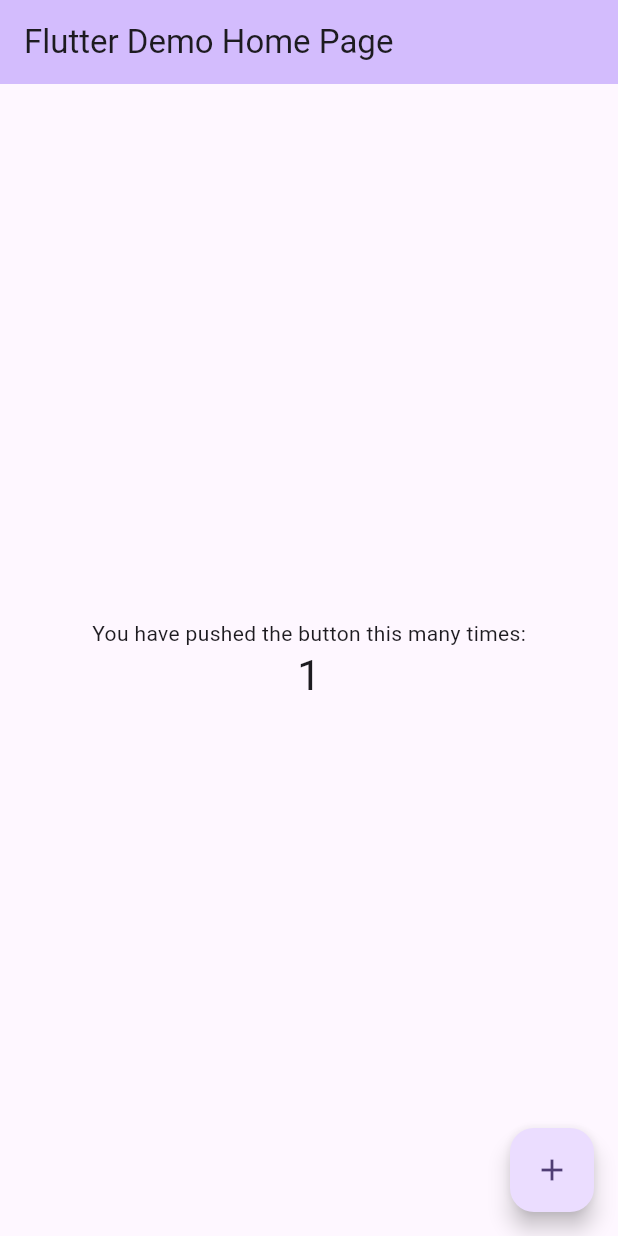
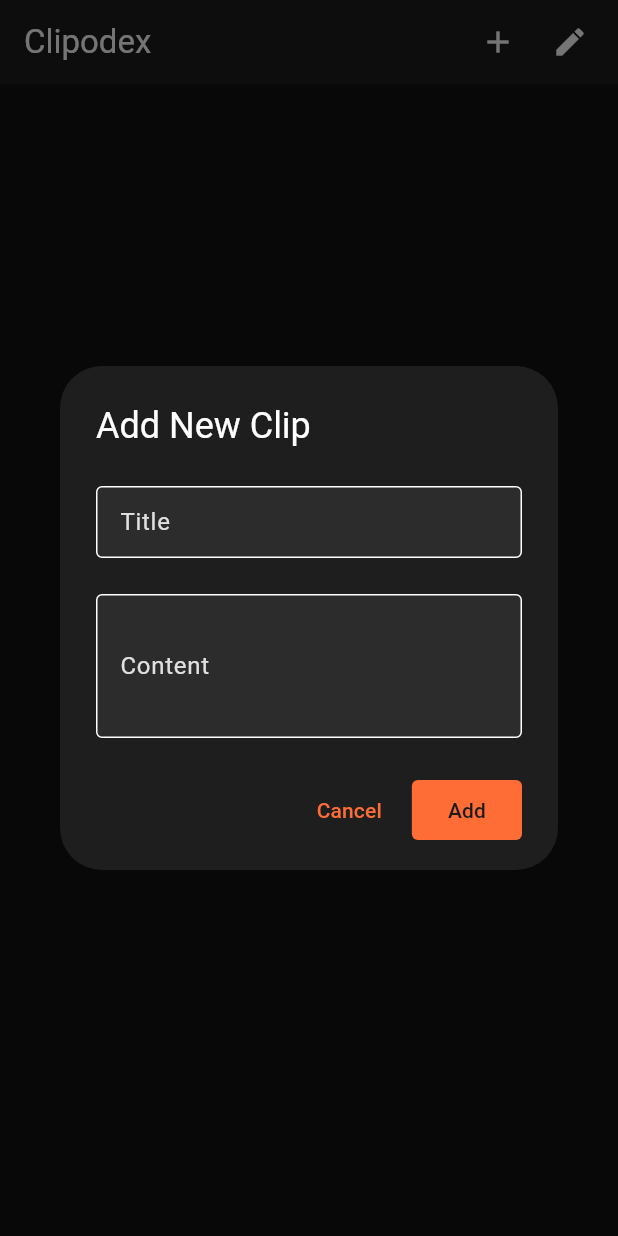
Before and after one commit to kaling852/clipodex, a Flutter app: the screen it shows after launch, after a tap on the "add" icon, on a phone screen of 412 x 824 dp. Run offline on Flutter 3.47's test engine with Material 3 defaults, Android fonts, the light colour scheme and no system bars; missing offline and left inert: sqlite3.

Commit message:
add CURD function

```diff
--- /dev/null
+++ b/lib/data/database_helper.dart
@@ -0,0 +1,79 @@
+import 'package:sqlite3/sqlite3.dart';
+import 'package:path_provider/path_provider.dart';
+import 'package:path/path.dart' as p;
+
+class ClipItem {
+  final String id;
+  final String title;
+  final String content;
+  final DateTime createdAt;
+
+  ClipItem({
+    required this.id,
+    required this.title,
+    required this.content,
+    DateTime? createdAt,
+  }) : createdAt = createdAt ?? DateTime.now();
+}
+
+class DatabaseHelper {
+  static Database? _db;
+
+  Future<Database> get database async {
+    if (_db != null) return _db!;
+    _db = await _initDatabase();
+    return _db!;
+  }
+
+  Future<Database> _initDatabase() async {
+    final directory = await getApplicationDocumentsDirectory();
+    final path = p.join(directory.path, 'clipodex.db');
+
+    final db = sqlite3.open(path);
+
+    // Create tables if they don't exist
+    db.execute('''
+      CREATE TABLE IF NOT EXISTS clips (
+        id TEXT PRIMARY KEY,
+        title TEXT NOT NULL,
+        content TEXT NOT NULL,
+        created_at TEXT NOT NULL
+      )
+    ''');
+
+    return db;
+  }
+
+  Future<void> insertClip(ClipItem clip) async {
+    final db = await database;
+    db.execute(
+      'INSERT INTO clips (id, title, content, created_at) VALUES (?, ?, ?, ?)',
+      [clip.id, clip.title, clip.content, clip.createdAt.toIso8601String()],
+    );
+  }
+
+  Future<List<ClipItem>> getAllClips() async {
+    final db = await database;
+    final results = db.select('SELECT * FROM clips ORDER BY created_at DESC');
+
+    return results.map((row) => ClipItem(
+      id: row['id'] as String,
+      title: row['title'] as String,
+      content: row['content'] as String,
+      createdAt: DateTime.parse(row['created_at'] as String),
+    )).toList();
+  }
+
+  Future<void> deleteClip(String id) async {
+    final db = await database;
+    db.execute('DELETE FROM clips WHERE id = ?', [id]);
+  }
+
+  Future<void> updateClip(ClipItem clip) async {
+    final db = await database;
+    db.execute(
+      'UPDATE clips SET title = ?, content = ? WHERE id = ?',
+      [clip.title, clip.content, clip.id]
+    );
+  }
+}
--- a/lib/main.dart
+++ b/lib/main.dart
@@ -1,4 +1,6 @@
 import 'package:flutter/material.dart';
+import 'screens/home_screen.dart';
+import 'theme/app_colors.dart';
 
 void main() {
   runApp(const MyApp());
@@ -11,27 +13,10 @@
   @override
   Widget build(BuildContext context) {
     return MaterialApp(
-      title: 'Flutter Demo',
-      theme: ThemeData(
-        // This is the theme of your application.
-        //
-        // TRY THIS: Try running your application with "flutter run". You'll see
-        // the application has a purple toolbar. Then, without quitting the app,
-        // try changing the seedColor in the colorScheme below to Colors.green
-        // and then invoke "hot reload" (save your changes or press the "hot
-        // reload" button in a Flutter-supported IDE, or press "r" if you used
-        // the command line to start the app).
-        //
-        // Notice that the counter didn't reset back to zero; the application
-        // state is not lost during the reload. To reset the state, use hot
-        // restart instead.
-        //
-        // This works for code too, not just values: Most code changes can be
-        // tested with just a hot reload.
-        colorScheme: ColorScheme.fromSeed(seedColor: Colors.deepPurple),
-        useMaterial3: true,
-      ),
-      home: const MyHomePage(title: 'Flutter Demo Home Page'),
+      debugShowCheckedModeBanner: false,
+      title: 'Clipodex',
+      theme: AppColors.themeData,
+      home: const HomeScreen(),
     );
   }
 }
--- /dev/null
+++ b/lib/screens/home_screen.dart
@@ -0,0 +1,207 @@
+import 'package:clipodex/theme/app_colors.dart';
+import 'package:flutter/material.dart';
+import 'package:flutter/services.dart';  // Add this import for Clipboard
+import '../data/database_helper.dart';
+
+class HomeScreen extends StatefulWidget {
+  const HomeScreen({super.key});
+
+  @override
+  State<HomeScreen> createState() => _HomeScreenState();
+}
+
+class _HomeScreenState extends State<HomeScreen> {
+  final DatabaseHelper _db = DatabaseHelper();
+  List<ClipItem> _clips = [];
+  bool _isEditing = false;
+
+  @override
+  void initState() {
+    super.initState();
+    _loadClips();
+  }
+
+  Future<void> _loadClips() async {
+    final clips = await _db.getAllClips();
+    setState(() {
+      _clips = clips;
+    });
+  }
+
+  Future<void> _showClipDialog({ClipItem? clip}) async {
+    // If clip is provided, we're editing, otherwise we're adding
+    final bool isEditing = clip != null;
+    final titleController = TextEditingController(text: clip?.title);
+    final contentController = TextEditingController(text: clip?.content);
+
+    return showDialog(
+      context: context,
+      builder: (context) => AlertDialog(
+        title: Text(isEditing ? 'Edit Clip' : 'Add New Clip'),
+        contentPadding: const EdgeInsets.fromLTRB(24, 24, 24, 0),
+        content: SizedBox(
+          width: 400,
+          child: Column(
+            mainAxisSize: MainAxisSize.min,
+            crossAxisAlignment: CrossAxisAlignment.start,
+            children: [
+              TextField(
+                controller: titleController,
+                decoration: const InputDecoration(
+                  labelText: 'Title',
+                  hintText: 'Enter clip title',
+                  isDense: true,
+                ),
+              ),
+              const SizedBox(height: 24),
+              TextField(
+                controller: contentController,
+                decoration: const InputDecoration(
+                  labelText: 'Content',
+                  hintText: 'Enter clip content',
+                  isDense: true,
+                ),
+                maxLines: 3,
+              ),
+            ],
+          ),
+        ),
+        actionsPadding: const EdgeInsets.fromLTRB(24, 24, 24, 16),
+        actions: [
+          TextButton(
+            onPressed: () => Navigator.pop(context),
+            child: const Text('Cancel'),
+          ),
+          FilledButton(
+            onPressed: () async {
+              final title = titleController.text.trim();
+              final content = contentController.text.trim();
+
+              if (title.isNotEmpty && content.isNotEmpty) {
+                final clipData = ClipItem(
+                  id: clip?.id ?? DateTime.now().toString(),
+                  title: title,
+                  content: content,
+                  createdAt: clip?.createdAt ?? DateTime.now(),
+                );
+
+                if (isEditing) {
+                  await _db.updateClip(clipData);
+                } else {
+                  await _db.insertClip(clipData);
+                }
+
+                Navigator.pop(context);
+                _loadClips();
+              }
+            },
+            child: Text(isEditing ? 'Save' : 'Add'),
+          ),
+        ],
+      ),
+    );
+  }
+
+  @override
+  Widget build(BuildContext context) {
+    return Scaffold(
+      extendBodyBehindAppBar: true,
+      appBar: AppBar(
+        title: const Text('Clipodex'),
+        backgroundColor: AppColors.surface.withOpacity(0.9),
+        actions: [
+          // Add button
+          IconButton(
+            icon: const Icon(Icons.add),
+            onPressed: () => _showClipDialog(),
+            tooltip: 'Add New Clip',
+          ),
+          // Edit toggle button
+          IconButton(
+            icon: Icon(_isEditing ? Icons.check : Icons.edit),
+            onPressed: () {
+              setState(() {
+                _isEditing = !_isEditing;
+              });
+            },
+            tooltip: _isEditing ? 'Save' : 'Edit',
+          ),
+          const SizedBox(width: 8), // Add some padding at the end
+        ],
+      ),
+      body: ListView.builder(
+        padding: const EdgeInsets.only(top: kToolbarHeight + 16), // AppBar height + extra space
+        itemCount: _clips.length,
+        itemBuilder: (context, index) {
+          final clip = _clips[index];
+          return Card(
+            margin: const EdgeInsets.symmetric(horizontal: 16, vertical: 8),
+            child: ListTile(
+              title: Text(
+                clip.title,
+                style: Theme.of(context).textTheme.titleMedium,
+              ),
+              subtitle: Text(
+                clip.content,
+                style: Theme.of(context).textTheme.bodyMedium,
+                maxLines: 2,
+                overflow: TextOverflow.ellipsis,
+              ),
+              trailing: Row(
+                mainAxisSize: MainAxisSize.min,
+                children: [
+                  Text(
+                    _formatDate(clip.createdAt),
+                    style: Theme.of(context).textTheme.bodySmall,
+                  ),
+                  if (_isEditing) ...[
+                    const SizedBox(width: 8),
+                    // Edit button
+                    IconButton(
+                      icon: const Icon(Icons.edit_note, size: 20),
+                      onPressed: () => _showClipDialog(clip: clip),
+                      tooltip: 'Edit Clip',
+                    ),
+                    // Delete button
+                    IconButton(
+                      icon: const Icon(Icons.delete, size: 20),
+                      onPressed: () async {
+                        await _db.deleteClip(clip.id);
+                        _loadClips();
+                      },
+                      tooltip: 'Delete Clip',
+                    ),
+                  ],
+                ],
+              ),
+              onTap: () {
+                Clipboard.setData(ClipboardData(text: clip.content));
+                ScaffoldMessenger.of(context).showSnackBar(
+                  SnackBar(
+                    content: Text(
+                      'Copied: ${clip.content.length > 50 ? '${clip.content.substring(0, 50)}...' : clip.content}',
+                      maxLines: 2,
+                      overflow: TextOverflow.ellipsis,
+                    ),
+                    duration: const Duration(seconds: 2),
+                    behavior: SnackBarBehavior.floating,
+                    action: SnackBarAction(
+                      label: 'Dismiss',
+                      onPressed: () {
+                        ScaffoldMessenger.of(context).hideCurrentSnackBar();
+                      },
+                    ),
+                  ),
+                );
+              },
+            ),
+          );
+        },
+      ),
+    );
+  }
+
+  String _formatDate(DateTime date) {
+    return '${date.day}/${date.month}/${date.year} ${date.hour}:${date.minute.toString().padLeft(2, '0')}';
+  }
+}
--- /dev/null
+++ b/lib/theme/app_colors.dart
@@ -0,0 +1,93 @@
+import 'package:flutter/material.dart';
+
+class AppColors {
+  // Primary colors
+  static const Color primaryLight = Color(0xFFFF6D36); // Rolex Explorer II orange
+  static const Color secondaryLight = Color(0xFFFF8D5C); // Lighter shade of the orange
+
+  // Background colors
+  static const Color background = Color(0xFF121212);
+  static const Color surface = Color(0xFF1E1E1E);
+  static const Color inputBackground = Color(0xFF2C2C2C);
+
+  // Text colors
+  static const Color textPrimary = Color(0xFFE0E0E0);    // Less bright white
+  static const Color textSecondary = Color(0xFFB0B0B0);  // Softer secondary text
+  static const Color textContent = Color(0xFFCCCCCC);    // Lighter than secondary for commands
+  static const Color hintText = Colors.grey;
+  static const Color buttonText = Color(0xFF1A1A1A); // Matte black for button text
+
+  // Get the color scheme
+  static ColorScheme get colorScheme => ColorScheme.dark(
+    primary: primaryLight,
+    secondary: secondaryLight,
+    surface: surface,
+    background: background,
+  );
+
+  // Get the theme data
+  static ThemeData get themeData => ThemeData(
+    colorScheme: colorScheme,
+    scaffoldBackgroundColor: background,
+    cardColor: surface,
+    dialogBackgroundColor: surface,
+
+    // Add cursor color
+    textSelectionTheme: TextSelectionThemeData(
+      cursorColor: textSecondary,
+      selectionColor: textSecondary.withOpacity(0.3),
+      selectionHandleColor: textSecondary,
+    ),
+
+    appBarTheme: const AppBarTheme(
+      backgroundColor: surface,
+      elevation: 0,
+    ),
+
+    inputDecorationTheme: InputDecorationTheme(
+      filled: true,
+      fillColor: inputBackground,
+      border: OutlineInputBorder(
+        borderRadius: BorderRadius.circular(4),
+      ),
+      hintStyle: TextStyle(color: hintText),
+      labelStyle: TextStyle(color: textPrimary),
+      floatingLabelStyle: TextStyle(color: textPrimary),
+      focusedBorder: OutlineInputBorder(
+        borderRadius: BorderRadius.circular(4),
+        borderSide: BorderSide(color: textSecondary),
+      ),
+    ),
+
+    textButtonTheme: TextButtonThemeData(
+      style: TextButton.styleFrom(
+        shape: RoundedRectangleBorder(
+          borderRadius: BorderRadius.circular(4),
+        ),
+      ),
+    ),
+
+    filledButtonTheme: FilledButtonThemeData(
+      style: FilledButton.styleFrom(
+        foregroundColor: buttonText, // Using matte black for text
+        shape: RoundedRectangleBorder(
+          borderRadius: BorderRadius.circular(4),
+        ),
+      ),
+    ),
+
+    textTheme: const TextTheme(
+      titleMedium: TextStyle(
+        fontWeight: FontWeight.bold,  // Bold for card titles
+      ),
+      bodyMedium: TextStyle(
+        color: textContent,  // Lighter color for command content
+      ),
+      bodySmall: TextStyle(
+        color: textSecondary,  // Keep date color softer
+      ),
+    ),
+
+    useMaterial3: true,
+  );
+}
--- a/pubspec.yaml
+++ b/pubspec.yaml
@@ -30,7 +30,9 @@ environment:
 dependencies:
   flutter:
     sdk: flutter
-
+  sqlite3: ^2.7.4
+  path_provider: ^2.0.0
+  path: ^1.8.0
 
   # The following adds the Cupertino Icons font to your application.
   # Use with the CupertinoIcons class for iOS style icons.
```
Also changed, not shown: 5 other files.
